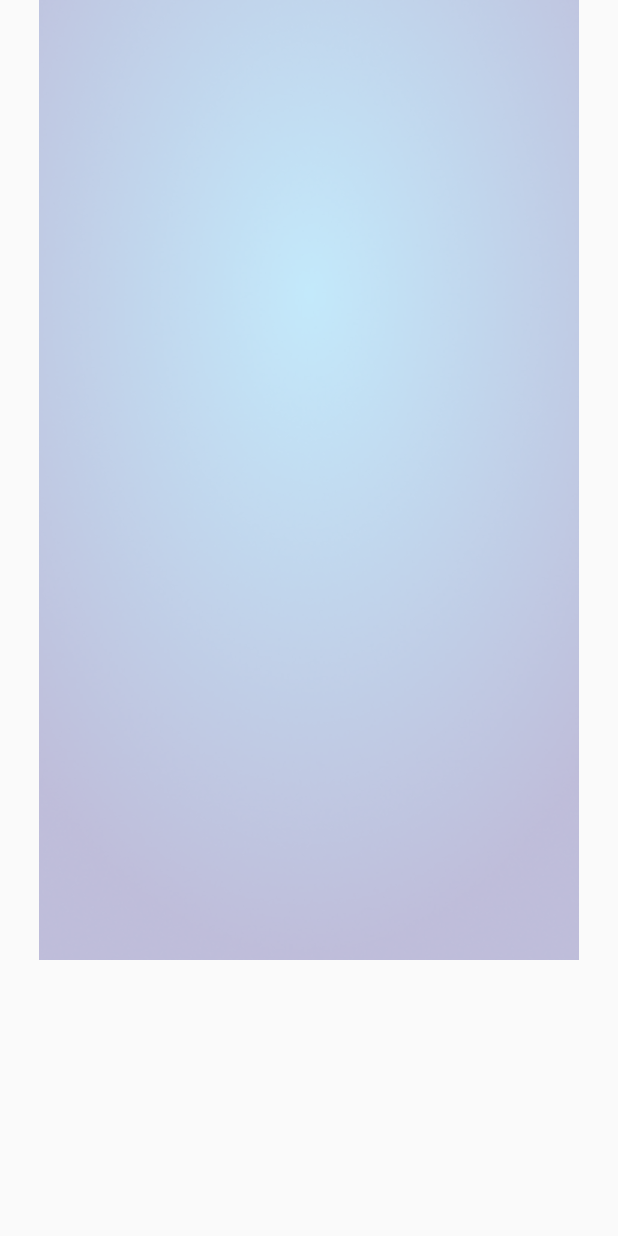
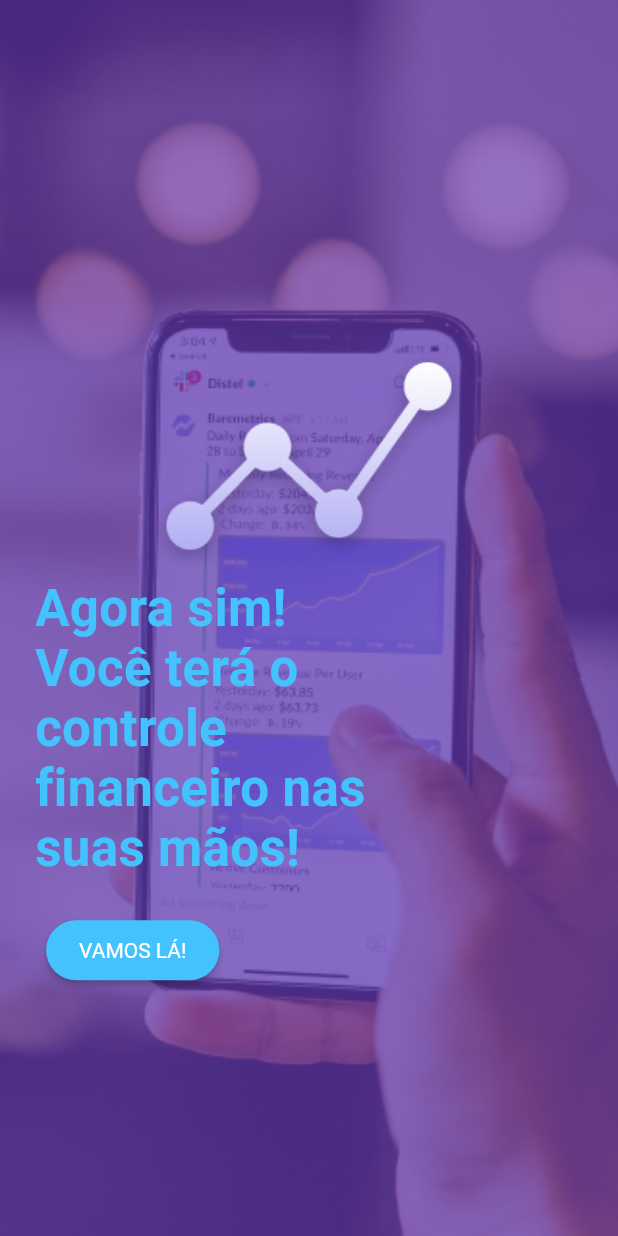
Before and after one commit to matheus-gabrielw3/budget_app, a Flutter app: the screen it shows after launch, swiped to page 5, on a phone screen of 412 x 824 dp. Run offline on Flutter 3.47's test engine with Material 2 defaults, Android fonts, the light colour scheme and no system bars; our stand-ins replace flutter_modular, google_fonts.

Commit message:
Finaliza cadastro

```diff
--- a/lib/cadastro/pages/cadastro_fim.dart
+++ b/lib/cadastro/pages/cadastro_fim.dart
@@ -1,26 +1,71 @@
 import 'package:flutter/material.dart';
+import 'package:raro_budget_app/core/ui/class_app_colors.dart';
+import 'package:raro_budget_app/core/ui/class_estilos_textos.dart';
 
 class CadastroFim extends StatefulWidget {
   final PageController controller;
-  const CadastroFim({ super.key, required this.controller });
+  const CadastroFim({super.key, required this.controller});
 
   @override
   State<CadastroFim> createState() => _CadastroFimState();
 }
 
 class _CadastroFimState extends State<CadastroFim> {
-
   @override
   Widget build(BuildContext context) {
     return Scaffold(
-           body: SizedBox(
-            height: MediaQuery.of(context).size.height * 1,
-            width: MediaQuery.of(context).size.width * 1,
-            child: Column(
+      body: Stack(
         children: [
-                Image.asset('assets/images/backgroundfundo.png', fit: BoxFit.cover,)
+          Container(
+            decoration: const BoxDecoration(
+              image: DecorationImage(
+                image: AssetImage("assets/images/fundo.png"),
+                fit: BoxFit.cover,
+              ),
+            ),
+            child: null /* add child content here */,
+          ),
+          Container(
+            decoration:
+                BoxDecoration(color: Colors.deepPurple.withOpacity(0.7)),
+            child: null /* add child content here */,
+          ),
+          Column(
+            mainAxisAlignment: MainAxisAlignment.center,
+            children: [
+          const SizedBox(
+            height: 64,
+          ),
+              Row(
+                mainAxisAlignment: MainAxisAlignment.center,
+                children: [
+                  Image.asset('assets/images/Vectorultime.png'),
                 ],
               ),
+              Padding(
+                padding: const EdgeInsets.only(right: 145.0),
+                child: Text(
+                  'Agora sim!\nVocê terá o\ncontrole\nfinanceiro nas\nsuas mãos!',
+                  style: ClassEstilosTextos.azul34w700roboto,
+                ),
+              ),
+              Padding(
+                padding: const EdgeInsets.only(right: 235.0, top: 24),
+                child: ElevatedButton(
+                  onPressed: () {},
+                  style: ElevatedButton.styleFrom(
+                    backgroundColor: ClassAppColors.ciano,
+                      shape: RoundedRectangleBorder(
+                          borderRadius: BorderRadius.circular(34))),
+                  child: Padding(
+                    padding: const EdgeInsets.only(top: 12, bottom: 12, right: 6, left: 6),
+                    child:  Text('VAMOS LÁ!', style: ClassEstilosTextos.branco14w500roboto,),
+                  ),
+                ),
+              )
+            ],
+          )
+        ],
       ),
     );
   }
--- a/lib/core/ui/class_estilos_textos.dart
+++ b/lib/core/ui/class_estilos_textos.dart
@@ -32,6 +32,11 @@ class ClassEstilosTextos {
     fontWeight: FontWeight.w400,
   );
       static final branco14w400roboto = GoogleFonts.roboto(
+    color: const Color(0xffFFFFFF),
+    fontSize: 14,
+    fontWeight: FontWeight.w400,
+  );
+      static final branco14w500roboto = GoogleFonts.roboto(
     color: const Color(0xffFFFFFF),
     fontSize: 14,
     fontWeight: FontWeight.w400,
@@ -133,5 +138,10 @@ class ClassEstilosTextos {
     fontWeight: FontWeight.w500,
   );
 
-
+  static final azul34w700roboto = GoogleFonts.roboto(
+    color: const Color(0xff44C2FD),
+    fontSize: 34,
+    fontWeight: FontWeight.w700,
+    letterSpacing: 0.25,
+  );
 }
```
Also changed, not shown: assets/images/fundo.png (added). Lines whose indentation alone changed are shown as unchanged.
